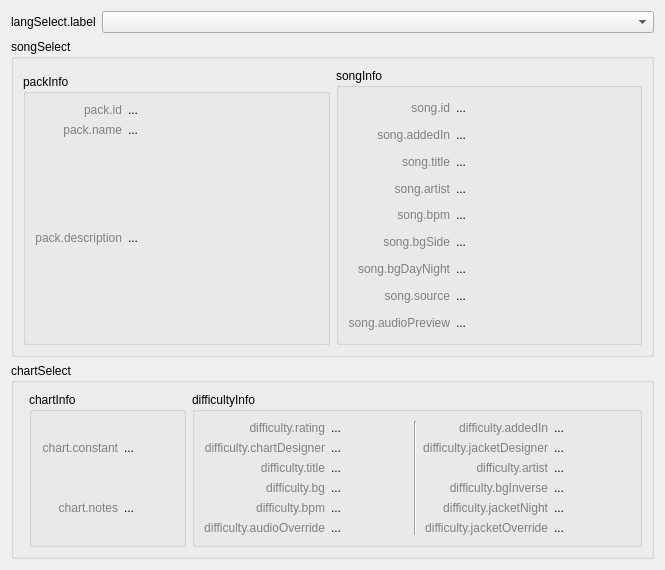
ArcaeaOffline/client-pyside6, file ui/designer/tabs/tabTools/tabTools_InfoLookup.ui: the form before one commit.
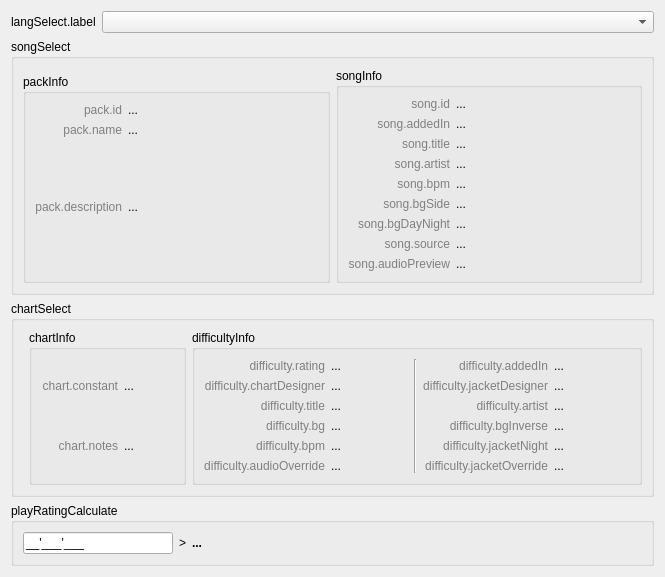
The form after the commit. Custom widgets are drawn as their Qt base class.

Commit message: feat: `TabTools_InfoLookup` play rating calculate

The edit to the form file:
```diff
--- a/ui/designer/tabs/tabTools/tabTools_InfoLookup.ui
+++ b/ui/designer/tabs/tabTools/tabTools_InfoLookup.ui
@@ -7,7 +7,7 @@
     <x>0</x>
     <y>0</y>
     <width>665</width>
-    <height>570</height>
+    <height>574</height>
    </rect>
   </property>
   <property name="windowTitle">
@@ -689,6 +689,66 @@
      </layout>
     </widget>
    </item>
+   <item>
+    <widget class="QGroupBox" name="groupBox_6">
+     <property name="title">
+      <string>playRatingCalculate</string>
+     </property>
+     <layout class="QHBoxLayout" name="horizontalLayout_5">
+      <item>
+       <widget class="QLineEdit" name="playRatingCalculateScoreLineEdit">
+        <property name="minimumSize">
+         <size>
+          <width>100</width>
+          <height>0</height>
+         </size>
+        </property>
+        <property name="maximumSize">
+         <size>
+          <width>150</width>
+          <height>16777215</height>
+         </size>
+        </property>
+        <property name="inputMask">
+         <string notr="true">B9'999'999;_</string>
+        </property>
+       </widget>
+      </item>
+      <item>
+       <widget class="QLabel" name="label">
+        <property name="text">
+         <string notr="true">&gt;</string>
+        </property>
+       </widget>
+      </item>
+      <item>
+       <widget class="QLabel" name="playRatingCalculateResultLabel">
+        <property name="font">
+         <font>
+          <bold>true</bold>
+         </font>
+        </property>
+        <property name="text">
+         <string notr="true">...</string>
+        </property>
+       </widget>
+      </item>
+      <item>
+       <spacer name="horizontalSpacer">
+        <property name="orientation">
+         <enum>Qt::Horizontal</enum>
+        </property>
+        <property name="sizeHint" stdset="0">
+         <size>
+          <width>40</width>
+          <height>20</height>
+         </size>
+        </property>
+       </spacer>
+      </item>
+     </layout>
+    </widget>
+   </item>
   </layout>
  </widget>
  <customwidgets>
```
The commit also changes 4 other files.
